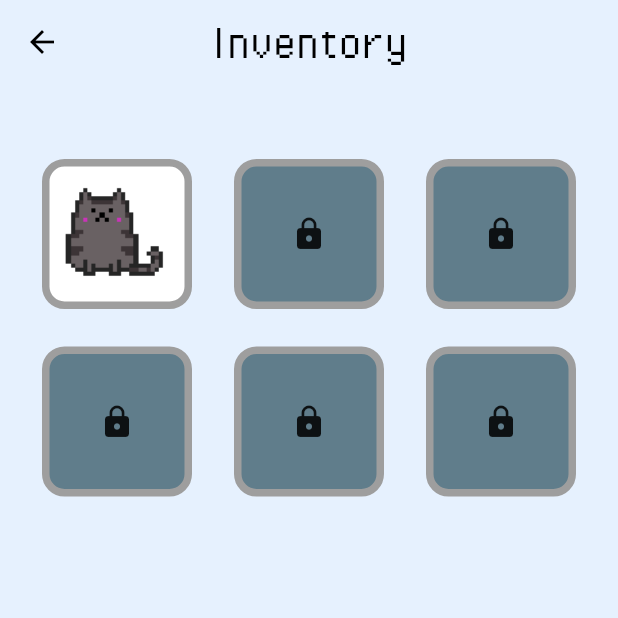
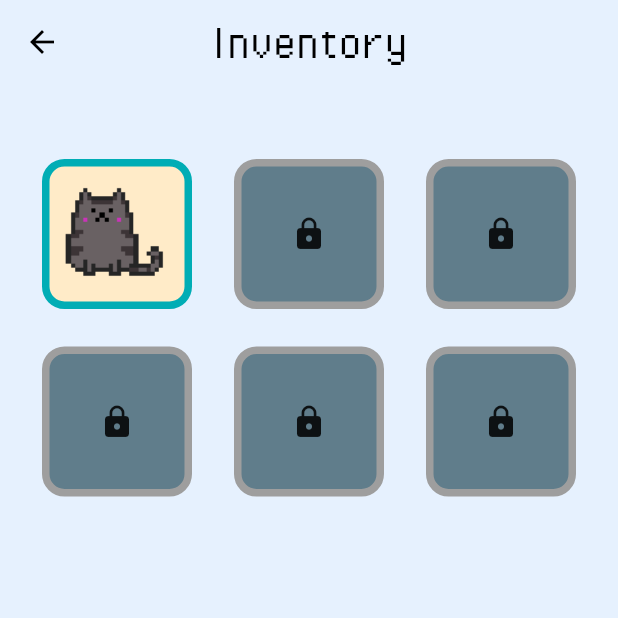
Before and after one commit to lalalawson/atech-orbital, a Flutter app: the Inventory screen opened directly, on a phone screen of 412 x 824 dp, the top half of it. Run offline on Flutter 3.47's test engine with Material 2 defaults, Android fonts, the phone set to English and light mode, and no system bars; our stand-ins replace animated_text_kit, cloud_firestore, firebase_auth, modal_progress_hud; missing offline and left inert: flutter_list_drag_and_drop, two_letter_icon; accounts and stored records are empty.

Commit message:
added incorrect email/pw checker, added notifier for current pet in inventory, and purchased pets in shops

```diff
--- a/lib/pethomepage/inventory.dart
+++ b/lib/pethomepage/inventory.dart
@@ -88,6 +88,8 @@ class InventoryContainer extends StatelessWidget {
 
   @override
   Widget build(BuildContext context) {
+    String currentPet = Provider.of<CoinData>(context).currentPet;
+    bool current = (currentPet == pet);
     return Column(
       children: [
         GestureDetector(
@@ -141,9 +143,10 @@ class InventoryContainer extends StatelessWidget {
             height: 100,
             width: 100,
             decoration: BoxDecoration(
-              border: Border.all(color: Colors.grey, width: 5.0),
+              border: Border.all(
+                  color: current ? greenblue : Colors.grey, width: 5.0),
               borderRadius: BorderRadius.circular(15),
-              color: Colors.white,
+              color: current ? offWhite : Colors.white,
             ),
             child: Image.asset('images/$pet icon.png'),
           ),
```
Also changed, not shown: lib/login_page/credentials_page.dart (+15 -0 lines), lib/pethomepage/shop.dart (+45 -3 lines).
